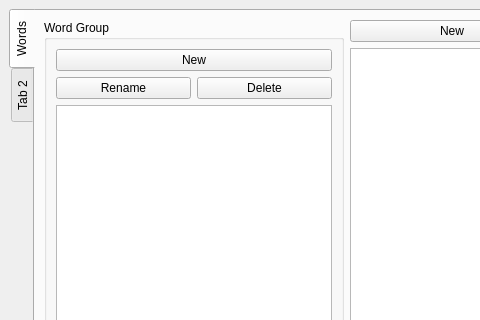
Above: UIs/MainWindow.ui from PelerYuan/HaoCiKuaiJi3.0 before the change; both pictures show x 0 to 480 and y 0 to 320 of the 994 by 630 pixel window. Below: the same form after it.
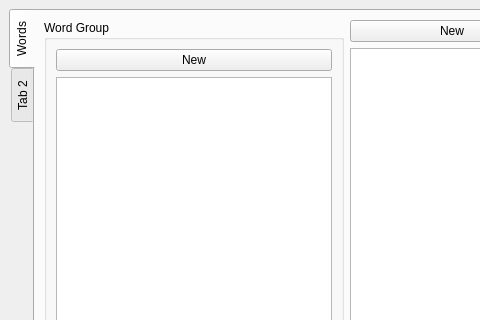
That is the form after the change.

```diff
--- a/UIs/MainWindow.ui
+++ b/UIs/MainWindow.ui
@@ -54,24 +54,6 @@
              </item>
             </layout>
            </item>
-           <item>
-            <layout class="QHBoxLayout" name="horizontalLayout_3">
-             <item>
-              <widget class="QPushButton" name="word_group_rename_pushButton">
-               <property name="text">
-                <string>Rename</string>
-               </property>
-              </widget>
-             </item>
-             <item>
-              <widget class="QPushButton" name="word_group_delete_pushButton">
-               <property name="text">
-                <string>Delete</string>
-               </property>
-              </widget>
-             </item>
-            </layout>
-           </item>
            <item>
             <widget class="QListView" name="word_group_listView"/>
            </item>
```
